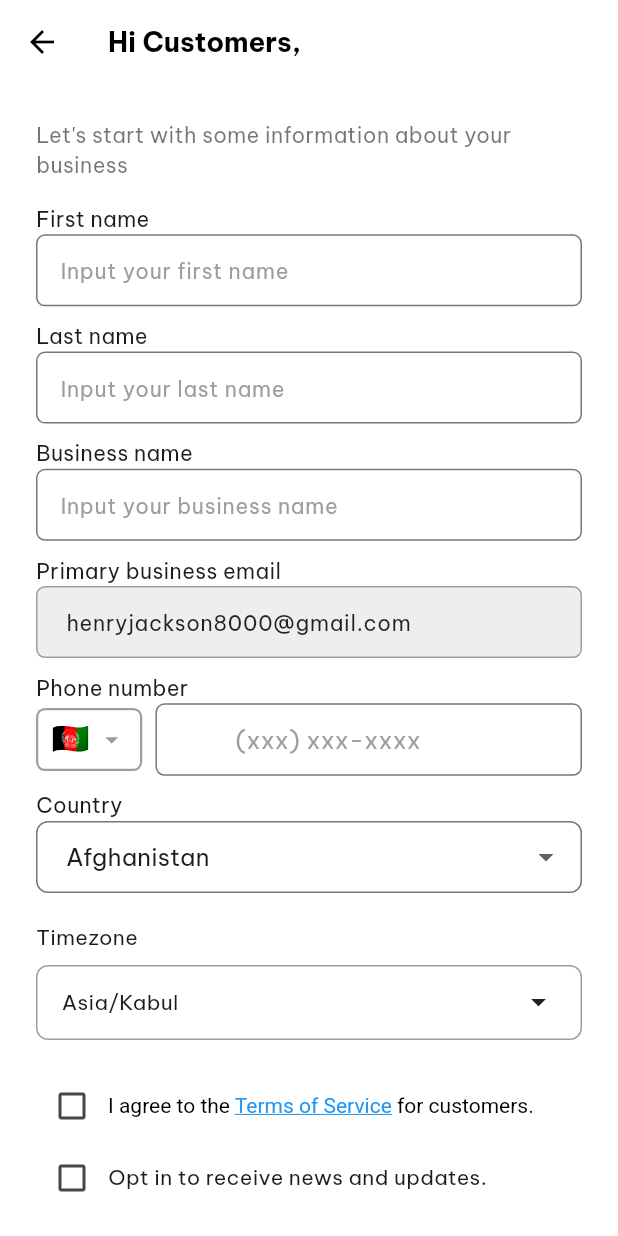
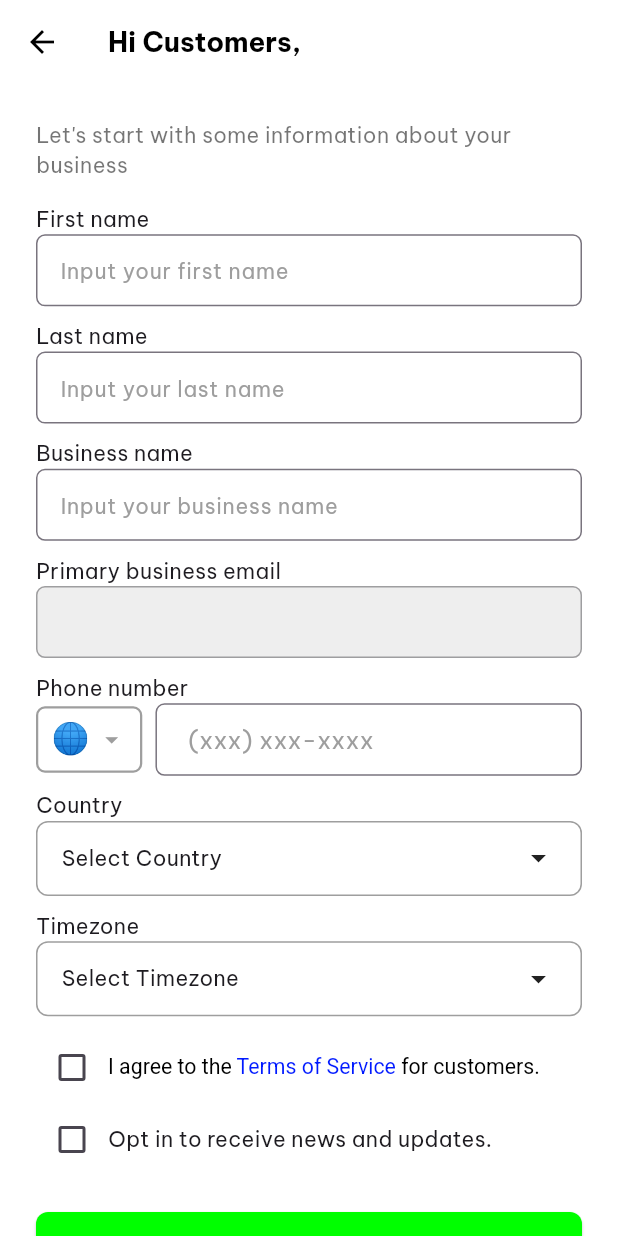
Before and after one commit to nguyenphu191/picpee-mobile, a Flutter app: the RegisterInforScreen screen opened directly with empty values, on a phone screen of 412 x 824 dp. Run offline on Flutter 3.47's test engine with Material 3 defaults, Android fonts, the light colour scheme and no system bars; our stand-ins replace country_picker, flutter_datetime_picker_plus, flutter_screenutil, image_picker, shared_preferences, timeago and 1 more; missing offline and left inert: flutter_paypal_payment; accounts and stored records are empty.

Commit message:
update 30/9

```diff
--- a/lib/screens/auth/register_infor.dart
+++ b/lib/screens/auth/register_infor.dart
@@ -1,8 +1,11 @@
+import 'package:flutter/gestures.dart';
 import 'package:flutter/material.dart';
 import 'package:flutter_screenutil/flutter_screenutil.dart';
 import 'package:country_picker/country_picker.dart';
+import 'package:picpee_mobile/core/theme/app_colors.dart';
 import 'package:timezone/timezone.dart' as tz;
 import 'package:timezone/data/latest.dart' as tz_data;
+import 'package:url_launcher/url_launcher.dart';
 
 class RegisterInforScreen extends StatefulWidget {
   const RegisterInforScreen({
@@ -24,94 +27,24 @@ class _RegisterInforScreenState extends State<RegisterInforScreen> {
   final _businessNameController = TextEditingController();
   final _phoneController = TextEditingController();
 
-  String? _selectedCountry = 'Afghanistan';
+  Country? _selectedCountry;
   String? _selectedTimezone;
 
   bool _agreeToTerms = false;
   bool _optInNews = false;
 
-  final List<String> _companyTypes = [
-    'Startup',
-    'Small Business',
-    'Enterprise',
-    'Agency',
-    'Freelancer',
-  ];
-
-  final List<String> _countries = [
-    'British, UK',
-    'United States',
-    'Vietnam',
-    'Afghanistan',
-    'Canada',
-  ];
-
   List<String> _timezones = [];
-
-  // Add this map to your class for flag emoji mapping
-  Map<String, String> countryToEmoji = {
-    'Afghanistan': '🇦🇫',
-    'United Kingdom': '🇬🇧',
-    'United States': '🇺🇸',
-    'Vietnam': '🇻🇳',
-    'Canada': '🇨🇦',
-    // Add more countries as needed
-  };
-
-  // Add this map for country codes
-  Map<String, String> countryToDial = {
-    'Afghanistan': '+93',
-    'United Kingdom': '+44',
-    'United States': '+1',
-    'Vietnam': '+84',
-    'Canada': '+1',
-    // Add more as needed
-  };
 
   @override
   void initState() {
     super.initState();
-    // Initialize timezone database
     tz_data.initializeTimeZones();
     _loadTimezones();
   }
 
-  // Load all available timezones
   void _loadTimezones() {
-    // Get all timezone locations
     _timezones = tz.timeZoneDatabase.locations.keys.toList();
-    _timezones.sort(); // Sort alphabetically
-
-    // Set default timezone based on selected country or use a default
-    setState(() {
-      _selectedTimezone = _getDefaultTimezoneForCountry(
-        _selectedCountry ?? 'Afghanistan',
-      );
-    });
-  }
-
-  // Helper function to get appropriate timezone for a country
-  String _getDefaultTimezoneForCountry(String country) {
-    // Map countries to their common timezones
-    Map<String, String> countryToTimezone = {
-      'Afghanistan': 'Asia/Kabul',
-      'British, UK': 'Europe/London',
-      'United States': 'America/New_York',
-      'Vietnam': 'Asia/Ho_Chi_Minh',
-      'Canada': 'America/Toronto',
-      // Add more as needed
-    };
-
-    return countryToTimezone[country] ?? 'UTC';
-  }
-
-  // Update timezone when country changes
-  void _updateTimezoneForCountry(String? country) {
-    if (country != null) {
-      setState(() {
-        _selectedTimezone = _getDefaultTimezoneForCountry(country);
-      });
-    }
+    _timezones.sort();
   }
 
   @override
@@ -125,7 +58,6 @@ class _RegisterInforScreenState extends State<RegisterInforScreen> {
 
   void _handleSignUp() {
     if (_formKey.currentState!.validate() && _agreeToTerms) {
-      // Xử lý đăng ký
       ScaffoldMessenger.of(
         context,
       ).showSnackBar(const SnackBar(content: Text('Đăng ký thành công!')));
@@ -133,6 +65,19 @@ class _RegisterInforScreenState extends State<RegisterInforScreen> {
       ScaffoldMessenger.of(context).showSnackBar(
         const SnackBar(content: Text('Vui lòng đồng ý với điều khoản dịch vụ')),
       );
+    }
+  }
+
+  Future<void> _launchURL(String url) async {
+    final Uri uri = Uri.parse(url);
+    try {
+      if (await canLaunchUrl(uri)) {
+        await launchUrl(uri, mode: LaunchMode.externalApplication);
+      } else {
+        throw 'Could not launch $url';
+      }
+    } catch (e) {
+      print('Error launching URL: $e');
     }
   }
 
@@ -191,13 +136,13 @@ class _RegisterInforScreenState extends State<RegisterInforScreen> {
                 ],
               ),
               SizedBox(height: 10.h),
+
               Column(
                 crossAxisAlignment: CrossAxisAlignment.start,
                 children: [
                   Text('Last name', style: TextStyle(fontSize: 14.h)),
                   TextField(
                     controller: _lastNameController,
-
                     decoration: InputDecoration(
                       hintText: 'Input your last name',
                       hintStyle: TextStyle(fontSize: 14.h, color: Colors.grey),
@@ -215,7 +160,6 @@ class _RegisterInforScreenState extends State<RegisterInforScreen> {
               ),
               SizedBox(height: 10.h),
 
-              // Business name
               Text('Business name', style: TextStyle(fontSize: 14.h)),
               TextField(
                 controller: _businessNameController,
@@ -233,7 +177,7 @@ class _RegisterInforScreenState extends State<RegisterInforScreen> {
                 ),
               ),
               SizedBox(height: 10.h),
-              // Email and Phone
+
               Column(
                 crossAxisAlignment: CrossAxisAlignment.start,
                 children: [
@@ -251,7 +195,6 @@ class _RegisterInforScreenState extends State<RegisterInforScreen> {
                         fontSize: 14.h,
                         color: Colors.black87,
                       ),
-                      hintText: 'henryjackson8000@gmail.com',
                       border: OutlineInputBorder(
                         borderRadius: BorderRadius.circular(6),
                       ),
@@ -266,6 +209,7 @@ class _RegisterInforScreenState extends State<RegisterInforScreen> {
                 ],
               ),
               SizedBox(height: 10.h),
+
               Column(
                 crossAxisAlignment: CrossAxisAlignment.start,
                 children: [
@@ -276,12 +220,14 @@ class _RegisterInforScreenState extends State<RegisterInforScreen> {
                         onTap: () {
                           showCountryPicker(
                             context: context,
-                            showPhoneCode: false,
+                            showPhoneCode: true,
+                            countryListTheme: CountryListThemeData(
+                              bottomSheetHeight: 500,
+                            ),
                             onSelect: (Country country) {
                               setState(() {
-                                _selectedCountry = country.name;
-                                _phoneController.text =
-                                    '+${country.countryCode}'; // Clear phone input
+                                _selectedCountry = country;
+                                _phoneController.text = '+${country.phoneCode}';
                               });
                             },
                           );
@@ -289,7 +235,7 @@ class _RegisterInforScreenState extends State<RegisterInforScreen> {
                         child: Container(
                           padding: EdgeInsets.symmetric(
                             horizontal: 8.w,
-                            vertical: 5.h,
+                            vertical: 6.h,
                           ),
                           decoration: BoxDecoration(
                             border: Border.all(color: Colors.grey, width: 1.5),
@@ -298,7 +244,7 @@ class _RegisterInforScreenState extends State<RegisterInforScreen> {
                           child: Row(
                             children: [
                               Text(
-                                countryToEmoji[_selectedCountry!] ?? '🌐',
+                                _selectedCountry?.flagEmoji ?? '🌐',
                                 style: TextStyle(fontSize: 20.h),
                               ),
                               SizedBox(width: 4.w),
@@ -313,9 +259,8 @@ class _RegisterInforScreenState extends State<RegisterInforScreen> {
                       ),
                       SizedBox(width: 8.w),
 
-                      // Phone number input field
                       Expanded(
-                        child: TextFormField(
+                        child: TextField(
                           controller: _phoneController,
                           keyboardType: TextInputType.phone,
                           decoration: InputDecoration(
@@ -328,32 +273,11 @@ class _RegisterInforScreenState extends State<RegisterInforScreen> {
                               horizontal: 16.w,
                               vertical: 12.h,
                             ),
-                            // Show the country code as a prefix
-                            prefixText: _selectedCountry != null
-                                ? '${countryToDial[_selectedCountry!]} '
-                                : '',
                             prefixStyle: TextStyle(
                               color: Colors.black87,
                               fontWeight: FontWeight.w500,
                             ),
                           ),
-                          // Remove any country code the user might try to enter manually
-                          onChanged: (value) {
-                            if (value.startsWith('+')) {
-                              final parts = value.split(' ');
-                              if (parts.length > 1) {
-                                _phoneController.text = parts
-                                    .sublist(1)
-                                    .join(' ');
-                                _phoneController.selection =
-                                    TextSelection.fromPosition(
-                                      TextPosition(
-                                        offset: _phoneController.text.length,
-                                      ),
-                                    );
-                              }
-                            }
-                          },
                         ),
                       ),
                     ],
@@ -362,39 +286,46 @@ class _RegisterInforScreenState extends State<RegisterInforScreen> {
               ),
               SizedBox(height: 10.h),
 
-              // Country
               Text('Country', style: TextStyle(fontSize: 14.h)),
-              DropdownButtonFormField<String>(
-                value: _selectedCountry,
-                decoration: InputDecoration(
-                  border: OutlineInputBorder(
+              InkWell(
+                onTap: () {
+                  showCountryPicker(
+                    context: context,
+                    showPhoneCode: false,
+                    countryListTheme: CountryListThemeData(
+                      bottomSheetHeight: 500,
+                    ),
+                    onSelect: (Country country) {
+                      setState(() {
+                        _selectedCountry = country;
+                      });
+                    },
+                  );
+                },
+                child: Container(
+                  width: double.infinity,
+                  padding: EdgeInsets.symmetric(horizontal: 16, vertical: 12),
+                  decoration: BoxDecoration(
+                    border: Border.all(color: Colors.grey),
                     borderRadius: BorderRadius.circular(8),
                   ),
-                  contentPadding: const EdgeInsets.symmetric(
-                    horizontal: 16,
-                    vertical: 12,
+                  child: Row(
+                    mainAxisAlignment: MainAxisAlignment.spaceBetween,
+                    children: [
+                      Text(
+                        _selectedCountry?.name ?? 'Select Country',
+                        style: TextStyle(fontSize: 14.h),
+                      ),
+                      Icon(Icons.arrow_drop_down),
+                    ],
                   ),
                 ),
-                items: _countries.map((country) {
-                  return DropdownMenuItem(value: country, child: Text(country));
-                }).toList(),
-                onChanged: (value) {
-                  setState(() {
-                    _selectedCountry = value;
+              ),
+              SizedBox(height: 10.h),
 
-                    // Update timezone when country changes
-                    _updateTimezoneForCountry(value);
-                  });
-                },
-              ),
-              const SizedBox(height: 20),
-
-              // Timezone
-              const Text('Timezone', style: TextStyle(fontSize: 14)),
-              const SizedBox(height: 8),
+              Text('Timezone', style: TextStyle(fontSize: 14.h)),
               GestureDetector(
                 onTap: () async {
-                  // Show a dialog with search functionality
                   final selectedValue = await showDialog<String>(
                     context: context,
                     builder: (BuildContext context) {
@@ -407,16 +338,19 @@ class _RegisterInforScreenState extends State<RegisterInforScreen> {
                             title: Text('Select Timezone'),
                             content: Container(
                               width: double.maxFinite,
-                              height: 400,
+                              height: 500,
                               child: Column(
                                 children: [
-                                  // Search field
                                   TextField(
                                     decoration: InputDecoration(
                                       hintText: 'Search timezones...',
+                                      hintStyle: TextStyle(
+                                        color: Colors.grey,
+                                        fontSize: 14.h,
+                                      ),
                                       prefixIcon: Icon(Icons.search),
                                       border: OutlineInputBorder(
-                                        borderRadius: BorderRadius.circular(8),
+                                        borderRadius: BorderRadius.circular(6),
                                       ),
                                     ),
                                     onChanged: (value) {
@@ -433,8 +367,6 @@ class _RegisterInforScreenState extends State<RegisterInforScreen> {
                                     },
                                   ),
                                   SizedBox(height: 10),
-
-                                  // Timezone list
                                   Expanded(
                                     child: ListView.builder(
                                       itemCount: filteredTimezones.length,
@@ -483,15 +415,17 @@ class _RegisterInforScreenState extends State<RegisterInforScreen> {
                   child: Row(
                     mainAxisAlignment: MainAxisAlignment.spaceBetween,
                     children: [
-                      Text(_selectedTimezone ?? 'Select Timezone'),
+                      Text(
+                        _selectedTimezone ?? 'Select Timezone',
+                        style: TextStyle(fontSize: 14.h),
+                      ),
                       Icon(Icons.arrow_drop_down),
                     ],
                   ),
                 ),
               ),
-              const SizedBox(height: 20),
+              SizedBox(height: 10.h),
 
-              // Terms checkbox
               Row(
                 children: [
                   Checkbox(
@@ -505,16 +439,20 @@ class _RegisterInforScreenState extends State<RegisterInforScreen> {
                   ),
                   Expanded(
                     child: RichText(
-                      text: const TextSpan(
-                        style: TextStyle(color: Colors.black, fontSize: 14),
+                      text: TextSpan(
+                        style: TextStyle(color: Colors.black, fontSize: 14.h),
                         children: [
                           TextSpan(text: 'I agree to the '),
                           TextSpan(
                             text: 'Terms of Service',
                             style: TextStyle(
-                              color: Colors.blue,
-                              decoration: TextDecoration.underline,
+                              color: AppColors.linkBlue,
+                              decoration: TextDecoration.none,
                             ),
+                            recognizer: TapGestureRecognizer()
+                              ..onTap = () {
+                                _launchURL('https://www.picpee.com/terms');
+                              },
                           ),
                           TextSpan(text: ' for customers.'),
                         ],
@@ -524,7 +462,6 @@ class _RegisterInforScreenState extends State<RegisterInforScreen> {
                 ],
               ),
 
-              // News checkbox
               Row(
                 children: [
                   Checkbox(
@@ -536,17 +473,16 @@ class _RegisterInforScreenState extends State<RegisterInforScreen> {
                     },
                     activeColor: Colors.green,
                   ),
-                  const Expanded(
+                  Expanded(
                     child: Text(
                       'Opt in to receive news and updates.',
-                      style: TextStyle(fontSize: 14),
+                      style: TextStyle(fontSize: 14.h),
                     ),
                   ),
                 ],
               ),
-              const SizedBox(height: 24),
+              SizedBox(height: 24.h),
 
-              // Sign Up button
               SizedBox(
                 width: double.infinity,
                 height: 50,
@@ -568,6 +504,7 @@ class _RegisterInforScreenState extends State<RegisterInforScreen> {
                   ),
                 ),
               ),
+              SizedBox(height: 24.h),
             ],
           ),
         ),
--- a/lib/screens/favorite/favorite_screen.dart
+++ b/lib/screens/favorite/favorite_screen.dart
@@ -1,7 +1,6 @@
 import 'package:flutter/material.dart';
 import 'package:flutter_screenutil/flutter_screenutil.dart';
 import 'package:picpee_mobile/core/theme/app_colors.dart';
-import 'package:picpee_mobile/models/order_model.dart';
 
 class FavoriteScreen extends StatefulWidget {
   const FavoriteScreen({super.key});
```
Also changed, not shown: lib/models/user_model.dart (added, +19 -0 lines), lib/providers/auth_provider.dart (added, +51 -0 lines), lib/services/auth_service.dart (added, +59 -0 lines).
